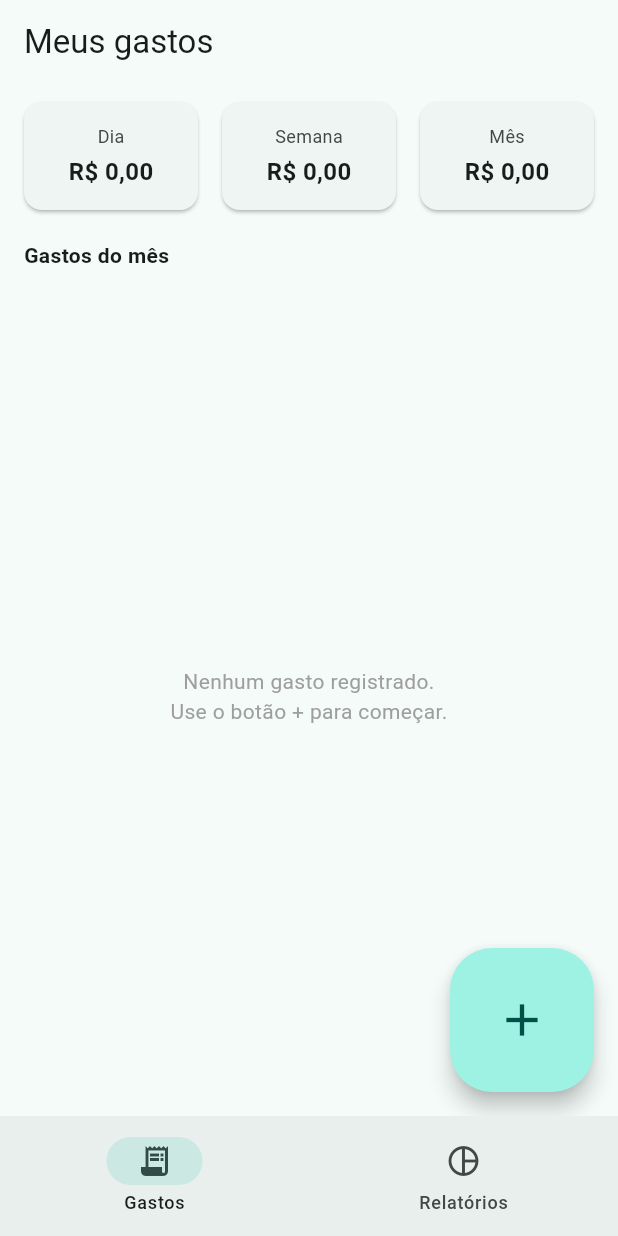
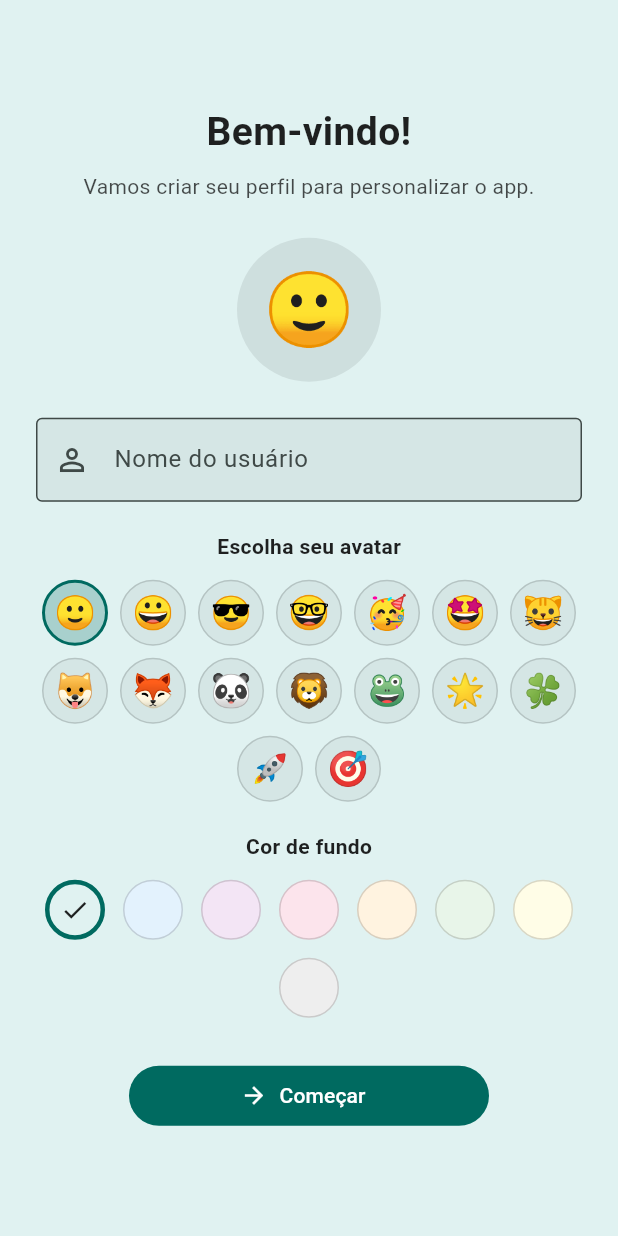
Before and after one commit to thiagonebuloni/mango-app, a Flutter app: the screen it shows after launch, on a phone screen of 412 x 824 dp. Run offline on Flutter 3.47's test engine with Material 3 defaults, Android fonts, the phone set to English and light mode, and no system bars; our stand-ins replace fl_chart, flutter_riverpod, image_picker, sqflite; accounts and stored records are empty.

Commit message:
feat: tela inicial com perfil (avatar, nome e botoes) e cadastro no primeiro acesso
- primeiro acesso: o app abre o cadastro (nome, avatar emoji e cor de fundo)

- depois disso abre a tela inicial centralizada: avatar + saudacao com o nome e os botoes "Meus gastos" (abas Gastos/Relatorios) e "Menu" (relatorios, editar perfil e sobre)

- SQLite v2: tabela profile de linha unica, com onUpgrade para quem ja tem a v1

- providers: profileProvider (null = primeiro acesso) e UserProfile no models

- RootNav movido de main.dart para screens/root_nav.dart, agora com initialIndex

- 7 testes de widget novos (32 no total) e README atualizado

```diff
--- a/lib/main.dart
+++ b/lib/main.dart
@@ -5,8 +5,9 @@ import 'package:intl/date_symbol_data_local.dart';
 import 'package:intl/intl.dart';
 
 import 'db/db.dart';
-import 'screens/home_screen.dart';
-import 'screens/reports_screen.dart';
+import 'screens/landing_screen.dart';
+import 'screens/profile_setup_screen.dart';
+import 'state/providers.dart';
 
 Future<void> main() async {
   WidgetsFlutterBinding.ensureInitialized();
@@ -28,7 +29,7 @@ class FinancApp extends StatelessWidget {
         useMaterial3: true,
         colorScheme: ColorScheme.fromSeed(seedColor: Colors.teal),
       ),
-      home: const RootNav(),
+      home: const ProfileGate(),
       locale: const Locale('pt', 'BR'),
       supportedLocales: const [Locale('pt', 'BR')],
       localizationsDelegates: const [
@@ -40,67 +41,34 @@ class FinancApp extends StatelessWidget {
   }
 }
 
-class RootNav extends StatefulWidget {
-  const RootNav({super.key});
+/// Decide a primeira tela do app:
+///
+/// - **primeiro acesso** (nenhum perfil salvo) → cadastro do nome, avatar e
+///   cor de fundo;
+/// - **demais aberturas** → tela inicial com avatar, nome e os botões
+///   "Meus gastos" e "Menu".
+class ProfileGate extends ConsumerWidget {
+  const ProfileGate({super.key});
 
   @override
-  State<RootNav> createState() => _RootNavState();
+  Widget build(BuildContext context, WidgetRef ref) {
+    return ref.watch(profileProvider).when(
+          loading: () => const _CarregandoScreen(),
+          error: (e, _) => Scaffold(
+            body: Center(child: Text('Erro ao carregar o perfil: $e')),
+          ),
+          data: (perfil) => perfil == null
+              ? const ProfileSetupScreen()
+              : const LandingScreen(),
+        );
+  }
 }
 
-class _RootNavState extends State<RootNav> {
-  final _pageController = PageController();
-  int _index = 0;
-
-  void _onPageChanged(int index) {
-    if (index != _index) {
-      setState(() => _index = index);
-    }
-  }
-
-  void _onDestinationSelected(int index) {
-    if (index != _index) {
-      _pageController.animateToPage(
-        index,
-        duration: const Duration(milliseconds: 250),
-        curve: Curves.easeInOut,
-      );
-    }
-  }
+class _CarregandoScreen extends StatelessWidget {
+  const _CarregandoScreen();
 
   @override
-  void dispose() {
-    _pageController.dispose();
-    super.dispose();
-  }
-
-  @override
-  Widget build(BuildContext context) {
-    return Scaffold(
-      body: PageView(
-        controller: _pageController,
-        physics: const BouncingScrollPhysics(),
-        onPageChanged: _onPageChanged,
-        children: const [
-          HomeScreen(),
-          ReportsScreen(),
-        ],
-      ),
-      bottomNavigationBar: NavigationBar(
-        selectedIndex: _index,
-        onDestinationSelected: _onDestinationSelected,
-        destinations: const [
-          NavigationDestination(
-            icon: Icon(Icons.receipt_long_outlined),
-            selectedIcon: Icon(Icons.receipt_long),
-            label: 'Gastos',
-          ),
-          NavigationDestination(
-            icon: Icon(Icons.pie_chart_outline),
-            selectedIcon: Icon(Icons.pie_chart),
-            label: 'Relatórios',
-          ),
-        ],
-      ),
-    );
-  }
+  Widget build(BuildContext context) => const Scaffold(
+        body: Center(child: CircularProgressIndicator()),
+      );
 }
--- a/lib/models/models.dart
+++ b/lib/models/models.dart
@@ -191,3 +191,45 @@ class ReceiptDraft {
       'ReceiptDraft(estabelecimento: $estabelecimento, data: $dataHora, '
       'total: $totalCentavos, pagamento: ${pagamento?.name}, itens: ${itens.length})';
 }
+
+/// Perfil do usuário, exibido na tela inicial e salvo em uma única linha da
+/// tabela `profile` (app local: sem login, sem servidor).
+class UserProfile {
+  final String nome;
+  final String avatar; // emoticon escolhido (ex.: '🦊')
+  final int corFundo; // cor de fundo da tela inicial, em ARGB
+
+  const UserProfile({
+    required this.nome,
+    required this.avatar,
+    required this.corFundo,
+  });
+
+  /// Valores usados quando o usuário ainda não escolheu nada.
+  static const String avatarPadrao = '🙂';
+  static const int corFundoPadrao = 0xFFE0F2F1;
+
+  UserProfile copyWith({String? nome, String? avatar, int? corFundo}) =>
+      UserProfile(
+        nome: nome ?? this.nome,
+        avatar: avatar ?? this.avatar,
+        corFundo: corFundo ?? this.corFundo,
+      );
+
+  Map<String, Object?> toMap() => {
+        'id': 1, // linha única
+        'nome': nome,
+        'avatar': avatar,
+        'cor': corFundo,
+      };
+
+  static UserProfile fromMap(Map<String, Object?> map) => UserProfile(
+        nome: (map['nome'] as String?) ?? '',
+        avatar: (map['avatar'] as String?) ?? avatarPadrao,
+        corFundo: (map['cor'] as int?) ?? corFundoPadrao,
+      );
+
+  @override
+  String toString() =>
+      'UserProfile(nome: $nome, avatar: $avatar, cor: $corFundo)';
+}
--- /dev/null
+++ b/lib/screens/profile_setup_screen.dart
@@ -0,0 +1,323 @@
+import 'package:flutter/material.dart';
+import 'package:flutter_riverpod/flutter_riverpod.dart';
+
+import '../models/models.dart';
+import '../state/providers.dart';
+import '../widgets/common.dart';
+
+/// Avatares (emoticons) oferecidos no cadastro do perfil.
+const List<String> kProfileAvatars = [
+  '🙂', '😀', '😎', '🤓', '🥳', '🤩',
+  '🐱', '🐶', '🦊', '🐼', '🦁', '🐸',
+  '🌟', '🍀', '🚀', '🎯',
+];
+
+/// Cores de fundo (claras, para o texto continuar legível) da tela inicial.
+const List<Color> kProfileColors = [
+  Color(0xFFE0F2F1), // verde-água
+  Color(0xFFE3F2FD), // azul
+  Color(0xFFF3E5F5), // lilás
+  Color(0xFFFCE4EC), // rosa
+  Color(0xFFFFF3E0), // pêssego
+  Color(0xFFE8F5E9), // verde
+  Color(0xFFFFFDE7), // amarelo claro
+  Color(0xFFEEEEEE), // cinza
+];
+
+/// Cadastro do usuário no primeiro acesso (nome, avatar e cor de fundo) e
+/// edição do perfil depois (`existing` != null).
+///
+/// Ao salvar, o [profileProvider] passa a ter um perfil e a tela inicial do
+/// app (avatar + nome + botões) é exibida.
+class ProfileSetupScreen extends ConsumerStatefulWidget {
+  /// Perfil já existente (edição). `null` = primeiro acesso.
+  final UserProfile? existing;
+
+  const ProfileSetupScreen({super.key, this.existing});
+
+  @override
+  ConsumerState<ProfileSetupScreen> createState() =>
+      _ProfileSetupScreenState();
+}
+
+class _ProfileSetupScreenState extends ConsumerState<ProfileSetupScreen> {
+  final _formKey = GlobalKey<FormState>();
+  late final TextEditingController _nome;
+  late String _avatar;
+  late Color _cor;
+  bool _saving = false;
+
+  bool get _isEdit => widget.existing != null;
+
+  @override
+  void initState() {
+    super.initState();
+    final perfil = widget.existing;
+    _nome = TextEditingController(text: perfil?.nome ?? '');
+    _avatar = perfil?.avatar ?? kProfileAvatars.first;
+    _cor = Color(perfil?.corFundo ?? UserProfile.corFundoPadrao);
+  }
+
+  @override
+  void dispose() {
+    _nome.dispose();
+    super.dispose();
+  }
+
+  Future<void> _salvar() async {
+    if (!(_formKey.currentState?.validate() ?? false)) return;
+
+    setState(() => _saving = true);
+    await ref.read(profileProvider.notifier).save(
+          UserProfile(
+            nome: _nome.text.trim(),
+            avatar: _avatar,
+            corFundo: _cor.toARGB32(),
+          ),
+        );
+    if (!mounted) return;
+    setState(() => _saving = false);
+
+    // No primeiro acesso esta tela é a raiz do app (nada a fechar). Na edição
+    // ela foi empilhada pelo Menu: volta e avisa o usuário.
+    if (_isEdit) {
+      final messenger = ScaffoldMessenger.of(context);
+      Navigator.of(context).pop();
+      messenger.showSnackBar(
+        const SnackBar(content: Text('Perfil atualizado')),
+      );
+    }
+  }
+
+  @override
+  Widget build(BuildContext context) {
+    final onCor = onBackgroundColor(_cor);
+
+    return Scaffold(
+      backgroundColor: _cor,
+      appBar: _isEdit
+          ? AppBar(
+              title: const Text('Editar perfil'),
+              backgroundColor: Colors.transparent,
+              foregroundColor: onCor,
+            )
+          : null,
+      body: SafeArea(
+        child: Center(
+          child: SingleChildScrollView(
+            padding: const EdgeInsets.all(24),
+            child: ConstrainedBox(
+              constraints: const BoxConstraints(maxWidth: 420),
+              child: Form(
+                key: _formKey,
+                child: Column(
+                  mainAxisSize: MainAxisSize.min,
+                  children: [
+                    _cabecalho(onCor),
+                    _previewAvatar(onCor),
+                    _campoNome(onCor),
+                    const SizedBox(height: 20),
+                    _escolhaAvatar(onCor),
+                    const SizedBox(height: 20),
+                    _escolhaCor(onCor),
+                    const SizedBox(height: 28),
+                    _botaoSalvar(),
+                  ],
+                ),
+              ),
+            ),
+          ),
+        ),
+      ),
+    );
+  }
+
+  Widget _cabecalho(Color onCor) => Column(
+        children: [
+          Text(
+            _isEdit ? 'Editar perfil' : 'Bem-vindo!',
+            textAlign: TextAlign.center,
+            style: TextStyle(
+                fontSize: 26, fontWeight: FontWeight.bold, color: onCor),
+          ),
+          const SizedBox(height: 8),
+          Text(
+            _isEdit
+                ? 'Ajuste seu nome, avatar e cor de fundo.'
+                : 'Vamos criar seu perfil para personalizar o app.',
+            textAlign: TextAlign.center,
+            style: TextStyle(color: onCor.withValues(alpha: 0.7)),
+          ),
+        ],
+      );
+
+  Widget _previewAvatar(Color onCor) => Padding(
+        padding: const EdgeInsets.only(top: 24),
+        child: CircleAvatar(
+          radius: 48,
+          backgroundColor: onCor.withValues(alpha: 0.08),
+          child: Text(_avatar, style: const TextStyle(fontSize: 48)),
+        ),
+      );
+
+  Widget _campoNome(Color onCor) => Padding(
+        padding: const EdgeInsets.only(top: 24),
+        child: TextFormField(
+          controller: _nome,
+          textCapitalization: TextCapitalization.words,
+          maxLength: 24,
+          decoration: InputDecoration(
+            labelText: 'Nome do usuário',
+            prefixIcon: const Icon(Icons.person_outline),
+            filled: true,
+            fillColor: onCor.withValues(alpha: 0.05),
+            counterText: '',
+            border: const OutlineInputBorder(),
+          ),
+          validator: (v) =>
+              (v ?? '').trim().isEmpty ? 'Informe seu nome' : null,
+          onFieldSubmitted: (_) => _salvar(),
+        ),
+      );
+
+  Widget _escolhaAvatar(Color onCor) => Column(
+        children: [
+          Text('Escolha seu avatar',
+              style: TextStyle(fontWeight: FontWeight.bold, color: onCor)),
+          const SizedBox(height: 12),
+          Wrap(
+            alignment: WrapAlignment.center,
+            spacing: 8,
+            runSpacing: 8,
+            children: [
+              for (final avatar in kProfileAvatars)
+                _AvatarChoice(
+                  avatar: avatar,
+                  selected: avatar == _avatar,
+                  onCor: onCor,
+                  onTap: () => setState(() => _avatar = avatar),
+                ),
+            ],
+          ),
+        ],
+      );
+
+  Widget _escolhaCor(Color onCor) => Column(
+        children: [
+          Text('Cor de fundo',
+              style: TextStyle(fontWeight: FontWeight.bold, color: onCor)),
+          const SizedBox(height: 12),
+          Wrap(
+            alignment: WrapAlignment.center,
+            spacing: 12,
+            runSpacing: 12,
+            children: [
+              for (var i = 0; i < kProfileColors.length; i++)
+                _ColorChoice(
+                  key: ValueKey('cor-$i'),
+                  color: kProfileColors[i],
+                  selected: kProfileColors[i] == _cor,
+                  onCor: onCor,
+                  onTap: () => setState(() => _cor = kProfileColors[i]),
+                ),
+            ],
+          ),
+        ],
+      );
+
+  Widget _botaoSalvar() => SizedBox(
+        width: 240,
+        child: FilledButton.icon(
+          onPressed: _saving ? null : _salvar,
+          icon: _saving
+              ? const SizedBox(
+                  width: 18,
+                  height: 18,
+                  child: CircularProgressIndicator(strokeWidth: 2),
+                )
+              : Icon(_isEdit ? Icons.check : Icons.arrow_forward),
+          label: Text(_isEdit ? 'Salvar' : 'Começar'),
+        ),
+      );
+}
+
+/// Bolinha com um emoticon, marcada quando é o avatar escolhido.
+class _AvatarChoice extends StatelessWidget {
+  final String avatar;
+  final bool selected;
+  final Color onCor;
+  final VoidCallback onTap;
+
+  const _AvatarChoice({
+    required this.avatar,
+    required this.selected,
+    required this.onCor,
+    required this.onTap,
+  });
+
+  @override
+  Widget build(BuildContext context) {
+    final primary = Theme.of(context).colorScheme.primary;
+    return InkWell(
+      onTap: onTap,
+      customBorder: const CircleBorder(),
+      child: Container(
+        width: 44,
+        height: 44,
+        alignment: Alignment.center,
+        decoration: BoxDecoration(
+          shape: BoxShape.circle,
+          color: selected
+              ? primary.withValues(alpha: 0.25)
+              : onCor.withValues(alpha: 0.05),
+          border: Border.all(
+            color: selected ? primary : onCor.withValues(alpha: 0.15),
+            width: selected ? 2 : 1,
+          ),
+        ),
+        child: Text(avatar, style: const TextStyle(fontSize: 22)),
+      ),
+    );
+  }
+}
+
+/// Bolinha de cor de fundo, marcada quando é a cor escolhida.
+class _ColorChoice extends StatelessWidget {
+  final Color color;
+  final bool selected;
+  final Color onCor;
+  final VoidCallback onTap;
+
+  const _ColorChoice({
+    super.key,
+    required this.color,
+    required this.selected,
+    required this.onCor,
+    required this.onTap,
+  });
+
+  @override
+  Widget build(BuildContext context) {
+    final primary = Theme.of(context).colorScheme.primary;
+    return InkWell(
+      onTap: onTap,
+      customBorder: const CircleBorder(),
+      child: Container(
+        width: 40,
+        height: 40,
+        alignment: Alignment.center,
+        decoration: BoxDecoration(
+          shape: BoxShape.circle,
+          color: color,
+          border: Border.all(
+            color: selected ? primary : onCor.withValues(alpha: 0.15),
+            width: selected ? 3 : 1,
+          ),
+        ),
+        child: selected
+            ? Icon(Icons.check, size: 20, color: onBackgroundColor(color))
+            : null,
+      ),
+    );
+  }
+}
--- a/lib/state/providers.dart
+++ b/lib/state/providers.dart
@@ -44,6 +44,22 @@ class ExpensesNotifier extends AsyncNotifier<List<Expense>> {
 final expensesProvider =
     AsyncNotifierProvider<ExpensesNotifier, List<Expense>>(
         ExpensesNotifier.new);
+
+/// Perfil do usuário (nome, avatar e cor de fundo da tela inicial).
+///
+/// `null` = primeiro acesso: o app abre a tela de cadastro do perfil.
+class ProfileNotifier extends AsyncNotifier<UserProfile?> {
+  @override
+  Future<UserProfile?> build() => DBHelper.instance.loadProfile();
+
+  Future<void> save(UserProfile profile) async {
+    await DBHelper.instance.saveProfile(profile);
+    state = AsyncData(profile);
+  }
+}
+
+final profileProvider =
+    AsyncNotifierProvider<ProfileNotifier, UserProfile?>(ProfileNotifier.new);
 
 /// Sumários diário/semanal/mensal derivados da lista carregada.
 class PeriodSummary {
--- a/lib/widgets/common.dart
+++ b/lib/widgets/common.dart
@@ -21,6 +21,13 @@ int? parseMoneyInput(String input) {
   if (value == null || value <= 0) return null;
   return (value * 100).round();
 }
+
+/// Cor de texto/ícone legível sobre [background] (usada nas telas em que o
+/// usuário escolhe a cor de fundo).
+Color onBackgroundColor(Color background) =>
+    ThemeData.estimateBrightnessForColor(background) == Brightness.dark
+        ? Colors.white
+        : Colors.black87;
 
 extension CategoryVisual on Category {
   IconData get icon {
```
Also changed, not shown: lib/db/db.dart (+37 -1 lines), lib/screens/landing_screen.dart (added, +148 -0 lines), lib/screens/root_nav.dart (added, +75 -0 lines), 2 other files.
